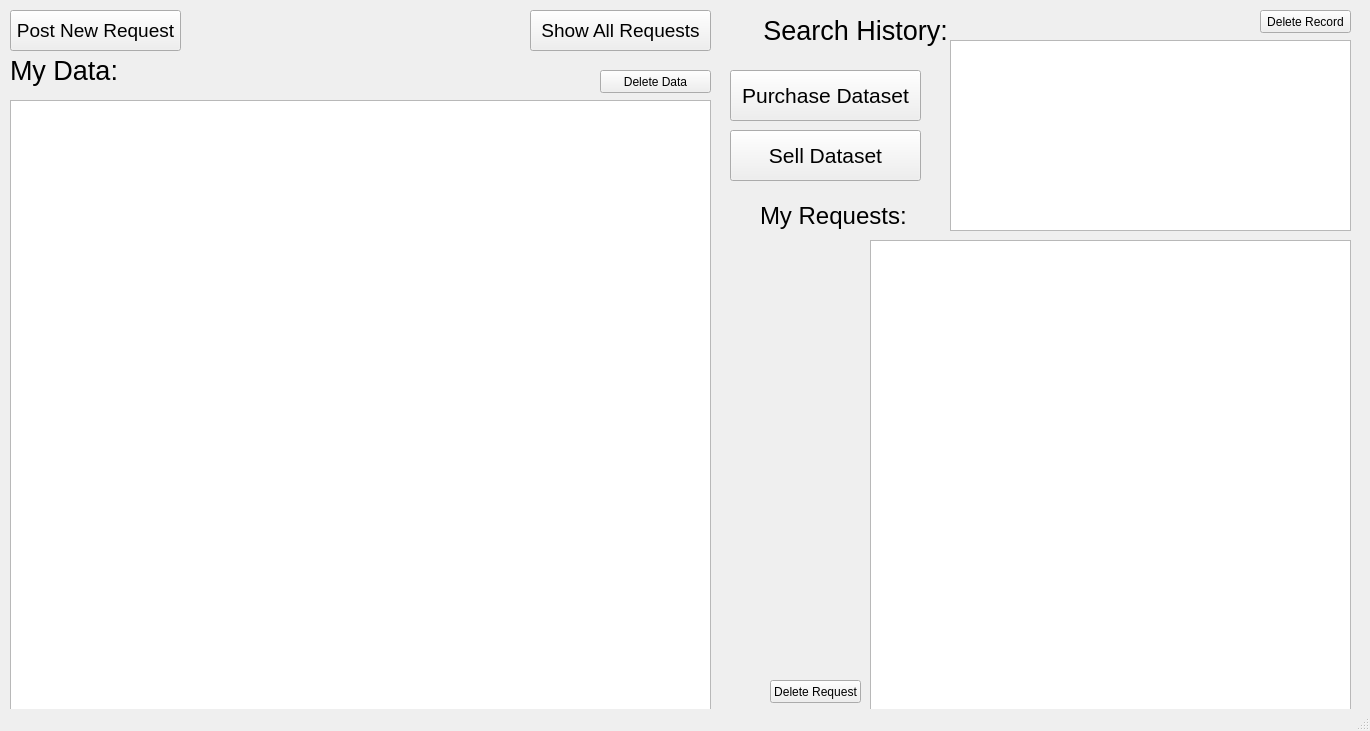
First picture: the form in main page.ui, repository SyedMTaseen/DataSeed, before the edit.
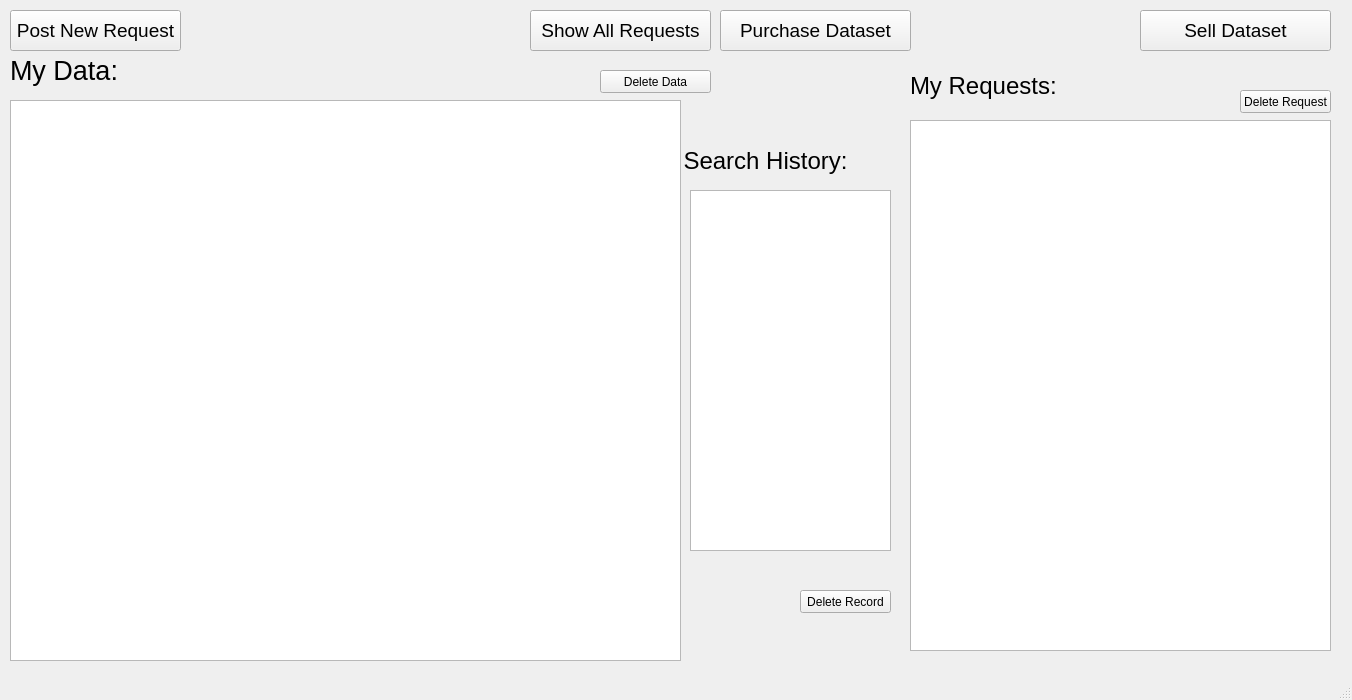
Second picture: the form after the edit.

Diff of the .ui file:
```diff
--- a/main page.ui
+++ b/main page.ui
@@ -6,8 +6,8 @@
    <rect>
     <x>0</x>
     <y>0</y>
-    <width>1370</width>
-    <height>731</height>
+    <width>1352</width>
+    <height>700</height>
    </rect>
   </property>
   <property name="windowTitle">
@@ -17,15 +17,15 @@
    <widget class="QPushButton" name="purchase_btn">
     <property name="geometry">
      <rect>
-      <x>730</x>
-      <y>70</y>
+      <x>720</x>
+      <y>10</y>
       <width>191</width>
-      <height>51</height>
+      <height>41</height>
      </rect>
     </property>
     <property name="font">
      <font>
-      <pointsize>16</pointsize>
+      <pointsize>14</pointsize>
      </font>
     </property>
     <property name="text">
@@ -38,15 +38,15 @@
    <widget class="QPushButton" name="sell_btn">
     <property name="geometry">
      <rect>
-      <x>730</x>
-      <y>130</y>
+      <x>1140</x>
+      <y>10</y>
       <width>191</width>
-      <height>51</height>
+      <height>41</height>
      </rect>
     </property>
     <property name="font">
      <font>
-      <pointsize>16</pointsize>
+      <pointsize>14</pointsize>
      </font>
     </property>
     <property name="text">
@@ -103,36 +103,36 @@
      <rect>
       <x>10</x>
       <y>100</y>
-      <width>701</width>
-      <height>611</height>
+      <width>671</width>
+      <height>561</height>
      </rect>
     </property>
    </widget>
    <widget class="QListWidget" name="listWidget_2">
     <property name="geometry">
      <rect>
-      <x>950</x>
-      <y>40</y>
-      <width>401</width>
-      <height>191</height>
+      <x>690</x>
+      <y>190</y>
+      <width>201</width>
+      <height>361</height>
      </rect>
     </property>
    </widget>
    <widget class="QListWidget" name="listWidget_3">
     <property name="geometry">
      <rect>
-      <x>870</x>
-      <y>240</y>
-      <width>481</width>
-      <height>471</height>
+      <x>910</x>
+      <y>120</y>
+      <width>421</width>
+      <height>531</height>
      </rect>
     </property>
    </widget>
    <widget class="QLabel" name="label">
     <property name="geometry">
      <rect>
-      <x>720</x>
-      <y>10</y>
+      <x>630</x>
+      <y>140</y>
       <width>271</width>
       <height>41</height>
      </rect>
@@ -140,7 +140,7 @@
     <property name="font">
      <font>
       <family>Segoe UI</family>
-      <pointsize>20</pointsize>
+      <pointsize>18</pointsize>
      </font>
     </property>
     <property name="text">
@@ -172,8 +172,8 @@
    <widget class="QLabel" name="label_3">
     <property name="geometry">
      <rect>
-      <x>760</x>
-      <y>190</y>
+      <x>910</x>
+      <y>60</y>
       <width>151</width>
       <height>51</height>
      </rect>
@@ -191,8 +191,8 @@
    <widget class="QPushButton" name="deletereq">
     <property name="geometry">
      <rect>
-      <x>770</x>
-      <y>680</y>
+      <x>1240</x>
+      <y>90</y>
       <width>91</width>
       <height>23</height>
      </rect>
@@ -204,8 +204,8 @@
    <widget class="QPushButton" name="deleterecord">
     <property name="geometry">
      <rect>
-      <x>1260</x>
-      <y>10</y>
+      <x>800</x>
+      <y>590</y>
       <width>91</width>
       <height>23</height>
      </rect>
@@ -230,8 +230,8 @@
    <widget class="QLabel" name="Lerror2">
     <property name="geometry">
      <rect>
-      <x>1030</x>
-      <y>10</y>
+      <x>710</x>
+      <y>630</y>
       <width>171</width>
       <height>16</height>
      </rect>
@@ -262,9 +262,9 @@
    <widget class="QLabel" name="Lerror1">
     <property name="geometry">
      <rect>
-      <x>720</x>
-      <y>640</y>
-      <width>141</width>
+      <x>1020</x>
+      <y>660</y>
+      <width>201</width>
       <height>21</height>
      </rect>
     </property>
```
